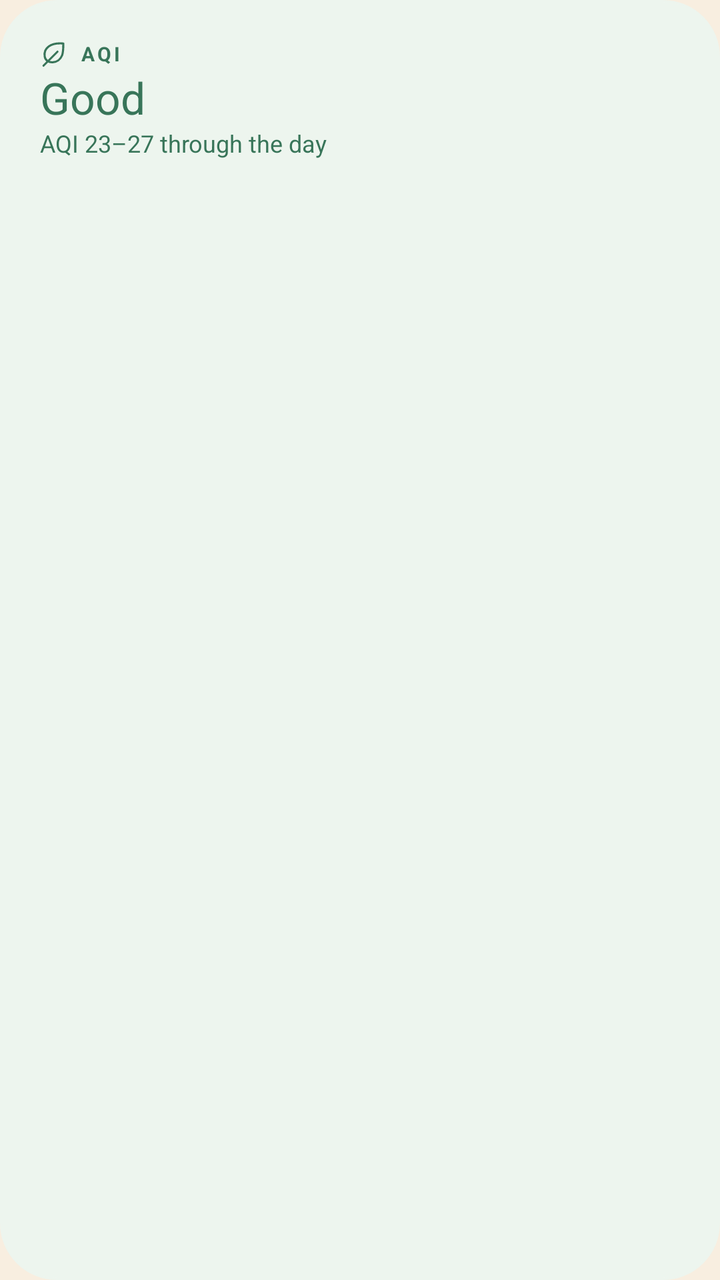
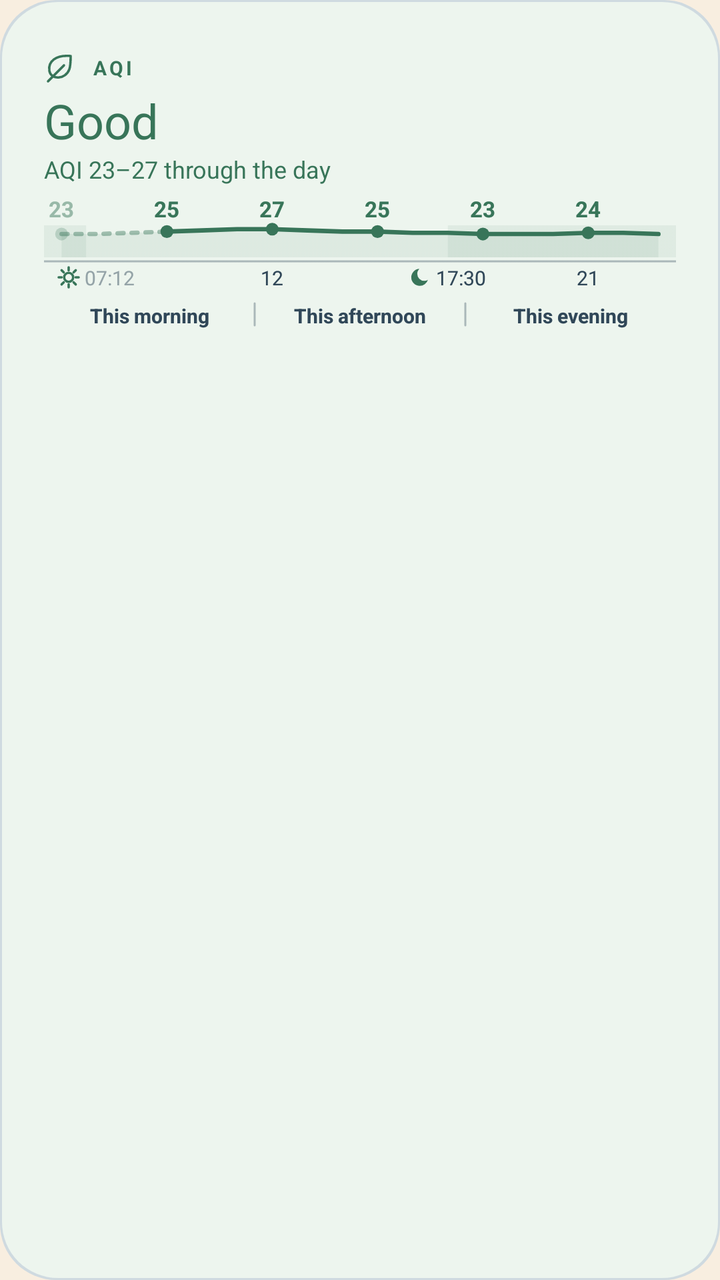

Compare the two renders of this Android layout. The source of the first and the diff that turns it into the second are given below.
<!-- AndroidManifest.xml: application theme Screen -->
<!-- res/layout/widget_preview_weather_air.xml -->
<?xml version="1.0" encoding="utf-8"?>
<LinearLayout xmlns:android="http://schemas.android.com/apk/res/android"
    xmlns:tools="http://schemas.android.com/tools"
    android:layout_width="match_parent"
    android:layout_height="match_parent"
    android:background="@drawable/preview_card"
    android:backgroundTint="#EDF5EE"
    android:orientation="vertical"
    android:padding="10dp">
    <LinearLayout android:layout_width="match_parent" android:layout_height="wrap_content" android:orientation="vertical" android:padding="10dp">
        <LinearLayout android:layout_width="wrap_content" android:layout_height="wrap_content" android:gravity="center_vertical">
            <ImageView android:layout_width="14dp" android:layout_height="14dp" android:importantForAccessibility="no" android:src="@drawable/ic_leaf" android:tint="#387559" tools:ignore="UseAppTint" />
            <TextView android:layout_width="wrap_content" android:layout_height="wrap_content" android:layout_marginStart="6dp" android:letterSpacing="0.14" android:text="@string/weather_air" android:textAllCaps="true" android:textColor="#387559" android:textSize="10sp" android:textStyle="bold" />
        </LinearLayout>
        <TextView android:layout_width="wrap_content" android:layout_height="wrap_content" android:text="@string/weather_aqi_good" android:textColor="#387559" android:textSize="22sp" />
        <TextView android:layout_width="wrap_content" android:layout_height="wrap_content" android:text="@string/preview_weather_aqi" android:textColor="#387559" android:textSize="12sp" />
    </LinearLayout>
</LinearLayout>
<!-- resources referenced by this layout -->
<resources>
  <!-- drawable ic_leaf (drawable) -->
  <?xml version="1.0" encoding="utf-8"?>
  <vector xmlns:android="http://schemas.android.com/apk/res/android"
      android:width="24dp" android:height="24dp" android:viewportWidth="24" android:viewportHeight="24">
      <path android:pathData="M20,3C9,2 3,7 4,14c1,7 12,7 15,-1 1,-3 1,-6 1,-10Z" android:strokeColor="#FFFFFFFF" android:strokeWidth="1.8" android:strokeLineCap="round" android:strokeLineJoin="round" />
      <path android:pathData="M3,22L15,10" android:strokeColor="#FFFFFFFF" android:strokeWidth="1.8" android:strokeLineCap="round" />
  </vector>
  <!-- drawable preview_card (drawable) -->
  <?xml version="1.0" encoding="utf-8"?>
  <shape xmlns:android="http://schemas.android.com/apk/res/android">
      <solid android:color="@color/preview_surface" />
      <stroke android:width="1dp" android:color="@color/preview_line" />
      <corners android:radius="@dimen/widget_radius" />
  </shape>
  <string name="preview_weather_aqi">AQI 23–27 through the day</string>
  <string name="weather_air">AQI</string>
  <string name="weather_aqi_good">Good</string>
  <style name="Screen" parent="@android:style/Theme.Material.Light.NoActionBar">
          <item name="android:windowBackground">@color/background</item>
          <item name="android:colorAccent">@color/sun</item>
          <item name="android:textColorPrimary">@color/ink</item>
          <item name="android:windowLightStatusBar">true</item>
      </style>
  <color name="preview_surface">#FFFDF7</color>
  <color name="preview_line">#CFDAE0</color>
  <dimen name="widget_radius">16dp</dimen>
  <color name="background">#F8EEE0</color>
  <color name="sun">#D88B38</color>
  <color name="ink">#2B2620</color>
</resources>

<!-- the commit's change to res/layout/widget_preview_weather_air.xml (unified diff, before → after) -->
@@ -1,18 +1,25 @@
 <?xml version="1.0" encoding="utf-8"?>
-<LinearLayout xmlns:android="http://schemas.android.com/apk/res/android"
+<FrameLayout xmlns:android="http://schemas.android.com/apk/res/android"
     xmlns:tools="http://schemas.android.com/tools"
     android:layout_width="match_parent"
     android:layout_height="match_parent"
-    android:background="@drawable/preview_card"
-    android:backgroundTint="#EDF5EE"
-    android:orientation="vertical"
-    android:padding="10dp">
-    <LinearLayout android:layout_width="match_parent" android:layout_height="wrap_content" android:orientation="vertical" android:padding="10dp">
-        <LinearLayout android:layout_width="wrap_content" android:layout_height="wrap_content" android:gravity="center_vertical">
-            <ImageView android:layout_width="14dp" android:layout_height="14dp" android:importantForAccessibility="no" android:src="@drawable/ic_leaf" android:tint="#387559" tools:ignore="UseAppTint" />
-            <TextView android:layout_width="wrap_content" android:layout_height="wrap_content" android:layout_marginStart="6dp" android:letterSpacing="0.14" android:text="@string/weather_air" android:textAllCaps="true" android:textColor="#387559" android:textSize="10sp" android:textStyle="bold" />
+    tools:ignore="HardcodedText,UseAppTint">
+
+    <ImageView android:layout_width="match_parent" android:layout_height="match_parent" android:importantForAccessibility="no" android:scaleType="fitXY" android:src="@drawable/round_card" android:tint="@color/preview_line" />
+    <ImageView android:layout_width="match_parent" android:layout_height="match_parent" android:layout_margin="1dp" android:importantForAccessibility="no" android:scaleType="fitXY" android:src="@drawable/round_card" android:tint="@color/preview_air_tile" />
+
+    <LinearLayout android:layout_width="match_parent" android:layout_height="match_parent" android:orientation="vertical" android:padding="10dp">
+        <LinearLayout android:layout_width="match_parent" android:layout_height="wrap_content" android:layout_marginTop="6dp" android:orientation="vertical" android:paddingStart="12dp" android:paddingTop="10dp" android:paddingEnd="12dp" android:paddingBottom="8dp">
+            <LinearLayout android:layout_width="match_parent" android:layout_height="wrap_content" android:gravity="center_vertical">
+                <ImageView android:layout_width="16dp" android:layout_height="16dp" android:importantForAccessibility="no" android:src="@drawable/ic_leaf" android:tint="@color/preview_air" />
+                <TextView android:layout_width="wrap_content" android:layout_height="wrap_content" android:layout_marginStart="8dp" android:letterSpacing="0.14" android:maxLines="1" android:text="@string/weather_air" android:textAllCaps="true" android:textColor="@color/preview_air" android:textSize="10sp" android:textStyle="bold" />
+            </LinearLayout>
+            <TextView android:layout_width="wrap_content" android:layout_height="wrap_content" android:layout_marginTop="2dp" android:ellipsize="end" android:maxLines="1" android:text="@string/weather_aqi_good" android:textColor="@color/preview_air" android:textSize="24sp" />
+            <TextView android:layout_width="wrap_content" android:layout_height="wrap_content" android:ellipsize="end" android:maxLines="1" android:text="@string/preview_weather_aqi" android:textColor="@color/preview_air" android:textSize="12sp" />
+            <FrameLayout android:layout_width="match_parent" android:layout_height="wrap_content" android:layout_marginTop="4dp">
+                <ImageView android:layout_width="match_parent" android:layout_height="wrap_content" android:adjustViewBounds="true" android:importantForAccessibility="no" android:scaleType="fitXY" android:src="@drawable/preview_chart_tile_axis" android:tint="@color/preview_muted" />
+                <ImageView android:layout_width="match_parent" android:layout_height="wrap_content" android:adjustViewBounds="true" android:importantForAccessibility="no" android:scaleType="fitXY" android:src="@drawable/preview_chart_tile_air" android:tint="@color/preview_air" />
+            </FrameLayout>
         </LinearLayout>
-        <TextView android:layout_width="wrap_content" android:layout_height="wrap_content" android:text="@string/weather_aqi_good" android:textColor="#387559" android:textSize="22sp" />
-        <TextView android:layout_width="wrap_content" android:layout_height="wrap_content" android:text="@string/preview_weather_aqi" android:textColor="#387559" android:textSize="12sp" />
     </LinearLayout>
-</LinearLayout>
+</FrameLayout>
<!-- resource entries referenced after the edit -->
@@ -1,5 +1,7 @@
 <!-- resources referenced by this layout -->
 <resources>
+  <color name="preview_air">#387559</color>
+  <color name="preview_air_tile">#EDF5EE</color>
   <!-- drawable ic_leaf (drawable) -->
   <?xml version="1.0" encoding="utf-8"?>
   <vector xmlns:android="http://schemas.android.com/apk/res/android"
@@ -7,11 +9,12 @@
       <path android:pathData="M20,3C9,2 3,7 4,14c1,7 12,7 15,-1 1,-3 1,-6 1,-10Z" android:strokeColor="#FFFFFFFF" android:strokeWidth="1.8" android:strokeLineCap="round" android:strokeLineJoin="round" />
       <path android:pathData="M3,22L15,10" android:strokeColor="#FFFFFFFF" android:strokeWidth="1.8" android:strokeLineCap="round" />
   </vector>
-  <!-- drawable preview_card (drawable) -->
+  <!-- drawable preview_chart_tile_air: png bitmap (drawable-nodpi, 6285 bytes) -->
+  <!-- drawable preview_chart_tile_axis: png bitmap (drawable-nodpi, 5981 bytes) -->
+  <!-- drawable round_card (drawable) -->
   <?xml version="1.0" encoding="utf-8"?>
-  <shape xmlns:android="http://schemas.android.com/apk/res/android">
-      <solid android:color="@color/preview_surface" />
-      <stroke android:width="1dp" android:color="@color/preview_line" />
+  <shape xmlns:android="http://schemas.android.com/apk/res/android" android:shape="rectangle">
+      <solid android:color="#FFFFFFFF" />
       <corners android:radius="@dimen/widget_radius" />
   </shape>
   <string name="preview_weather_aqi">AQI 23–27 through the day</string>
@@ -23,8 +26,8 @@
           <item name="android:textColorPrimary">@color/ink</item>
           <item name="android:windowLightStatusBar">true</item>
       </style>
-  <color name="preview_surface">#FFFDF7</color>
   <color name="preview_line">#CFDAE0</color>
+  <color name="preview_muted">#304758</color>
   <dimen name="widget_radius">16dp</dimen>
   <color name="background">#F8EEE0</color>
   <color name="sun">#D88B38</color>
